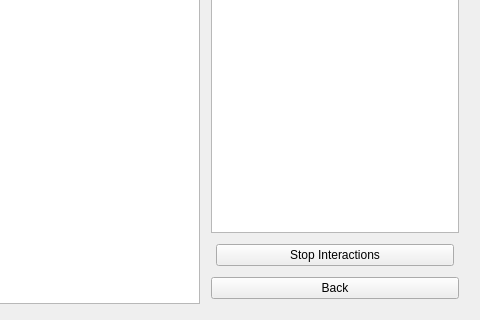
Before: the Qt Designer form rocon_remocon/ui/interactions_list.ui in robotics-in-concert/rocon_qt_gui, drawn with Qt 5; both pictures show x 166 to 646 and y 172 to 492 of the 646 by 492 pixel window.
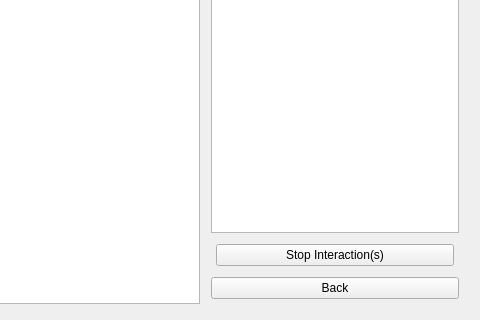
After: the same form once the commit is applied.

Commit message: [rocon_interactions] weak pairing updates.

Patch:
```diff
--- a/rocon_remocon/ui/interactions_list.ui
+++ b/rocon_remocon/ui/interactions_list.ui
@@ -72,7 +72,7 @@
             <string/>
            </property>
            <property name="text">
-            <string>Stop Interactions</string>
+            <string>Stop Interaction(s)</string>
            </property>
           </widget>
          </item>
```
The commit also changes 3 other files.
